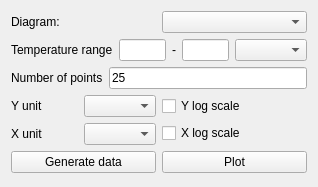
First picture: the form in designer/pure_substance_diagrams.ui, repository marcusbfs/Sindri, before the edit.
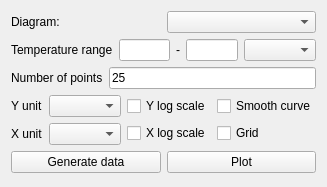
Second picture: the form after the edit.

Commit message: diagrams update; smooth curve option added

The edit to the form file:
```diff
--- a/designer/pure_substance_diagrams.ui
+++ b/designer/pure_substance_diagrams.ui
@@ -115,21 +115,35 @@
       </layout>
      </item>
      <item>
-      <layout class="QVBoxLayout" name="verticalLayout">
-       <item>
-        <widget class="QCheckBox" name="checkBox_ylogscale">
-         <property name="text">
-          <string>Y log scale</string>
-         </property>
-        </widget>
-       </item>
-       <item>
+      <layout class="QGridLayout" name="gridLayout_2">
+       <item row="4" column="0">
         <widget class="QCheckBox" name="checkBox_xlogscale">
          <property name="text">
           <string>X log scale</string>
          </property>
         </widget>
        </item>
+       <item row="2" column="0">
+        <widget class="QCheckBox" name="checkBox_ylogscale">
+         <property name="text">
+          <string>Y log scale</string>
+         </property>
+        </widget>
+       </item>
+       <item row="2" column="1">
+        <widget class="QCheckBox" name="checkBox_smooth">
+         <property name="text">
+          <string>Smooth curve</string>
+         </property>
+        </widget>
+       </item>
+       <item row="4" column="1">
+        <widget class="QCheckBox" name="checkBox_grid">
+         <property name="text">
+          <string>Grid</string>
+         </property>
+        </widget>
+       </item>
       </layout>
      </item>
     </layout>
```
The commit also changes 5 other files.
